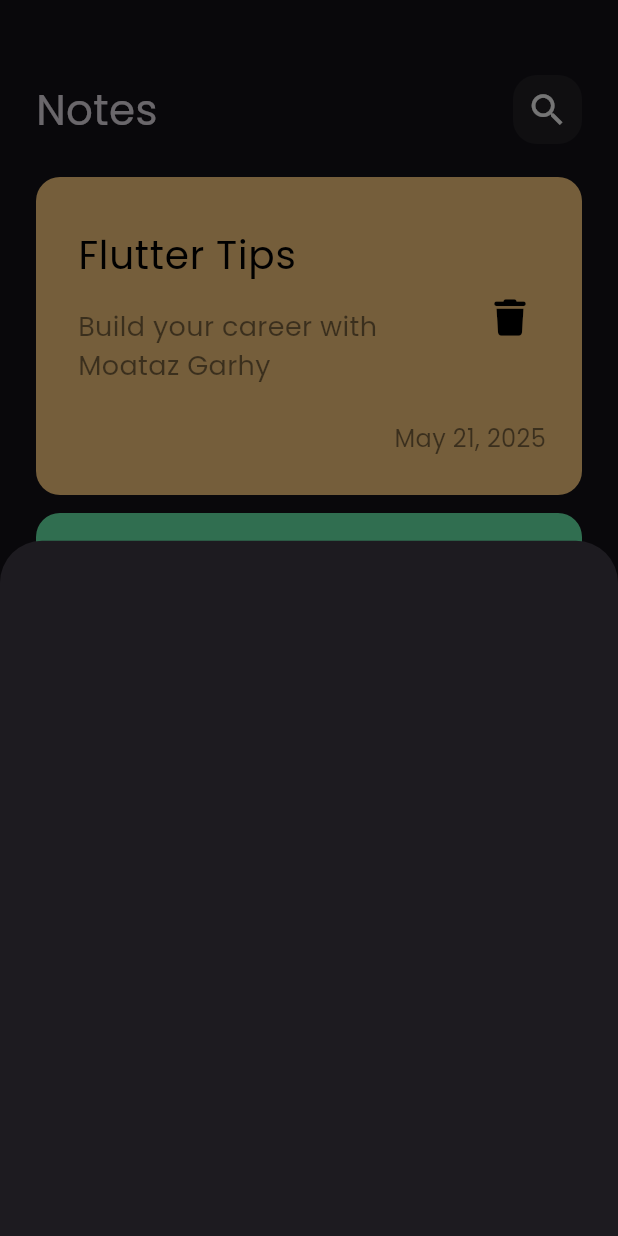
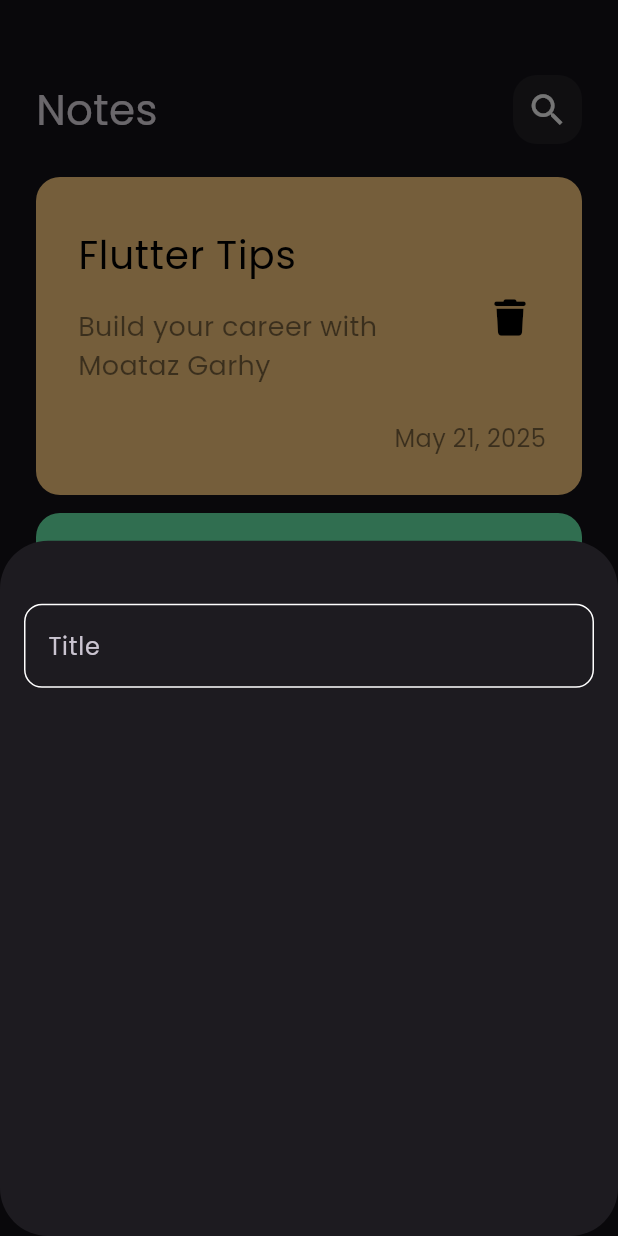
Before and after one commit to Moataz303/notes_app, a Flutter app: the screen it shows after launch, after a tap on the "add" icon, on a phone screen of 412 x 824 dp. Run offline on Flutter 3.47's test engine with Material 3 defaults, Android fonts, the phone set to English and light mode, and no system bars; our stand-ins replace font_awesome_flutter.

Commit message:
create custom text field

```diff
--- /dev/null
+++ b/lib/constants.dart
@@ -0,0 +1,3 @@
+import 'package:flutter/material.dart';
+
+const kPrimaryColor = Color(0xff62FCD7);
--- a/lib/views/notes_view.dart
+++ b/lib/views/notes_view.dart
@@ -11,6 +11,9 @@ class NotesView extends StatelessWidget {
       floatingActionButton: FloatingActionButton(
         onPressed: () {
           showModalBottomSheet(
+            shape: RoundedRectangleBorder(
+              borderRadius: BorderRadius.circular(32),
+            ),
             context: context,
             builder: (context) {
               return const AddNoteBottomSheet();
--- a/lib/views/widgets/add_note_bottom_sheet.dart
+++ b/lib/views/widgets/add_note_bottom_sheet.dart
@@ -1,10 +1,19 @@
 import 'package:flutter/material.dart';
+import 'custom_text_field.dart';
 
 class AddNoteBottomSheet extends StatelessWidget {
   const AddNoteBottomSheet({super.key});
 
   @override
   Widget build(BuildContext context) {
-    return Container();
+    return const Padding(
+      padding: EdgeInsets.symmetric(horizontal: 16,),
+      child: Column(
+        children: [
+          SizedBox(height: 42,),
+          CustomTextField(),
+        ],
+      ),
+    );
   }
 }
--- /dev/null
+++ b/lib/views/widgets/custom_text_field.dart
@@ -0,0 +1,28 @@
+import 'package:flutter/material.dart';
+import 'package:notes/constants.dart';
+
+class CustomTextField extends StatelessWidget {
+  const CustomTextField({super.key});
+
+  @override
+  Widget build(BuildContext context) {
+    return TextField(
+      cursorColor: kPrimaryColor,
+      decoration: InputDecoration(
+        hintText: 'Title',
+        border: buildBorder(),
+        enabledBorder: buildBorder(),
+        focusedBorder: buildBorder(
+          kPrimaryColor,
+        ),
+      ),
+    );
+  }
+}
+
+OutlineInputBorder buildBorder([color]) {
+  return OutlineInputBorder(
+    borderRadius: BorderRadius.circular(12),
+    borderSide: BorderSide(color: color ?? Colors.white),
+  );
+}
```
